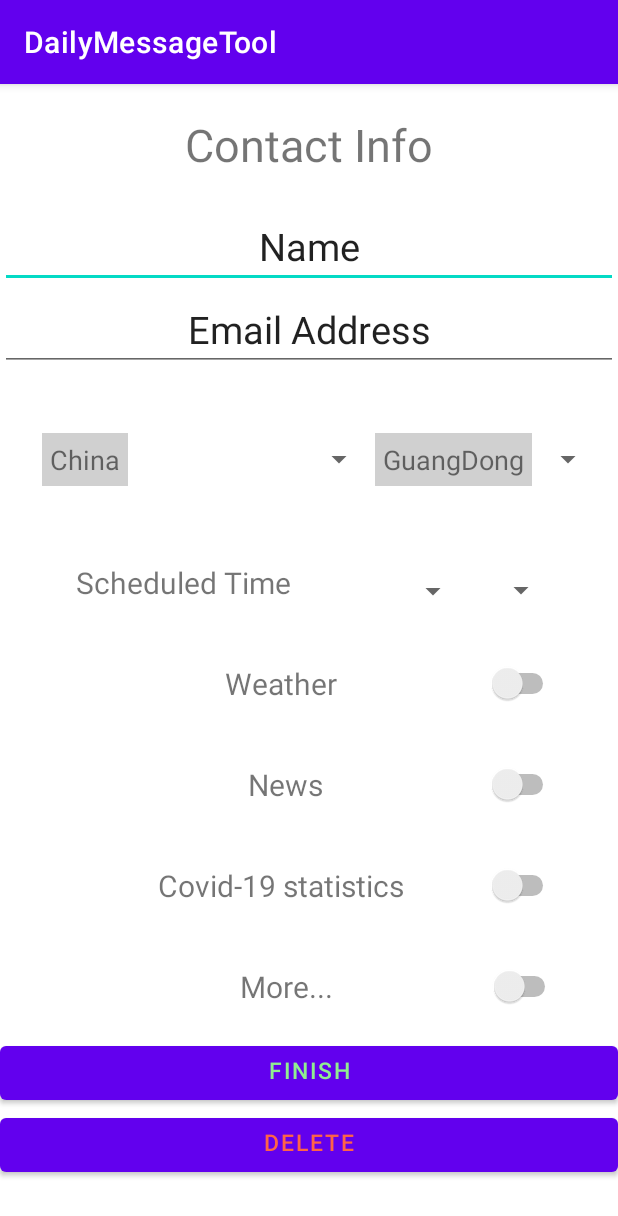
After one commit to LubyZheng/EE5415-GroupProject, an Android app: the contact screen opened directly, with no data from a screen before it, on a phone screen of 412 x 824 dp. The commit adds this screen. Shown: the top 1216 px of the screen. Run offline under Robolectric (Android 15) with nearby library versions, the phone set to English and light mode, and no system bars; 8 statements that could not run were skipped.

Commit message:
后面大概都差上传数据没有写，因为不确定这个能不能连接服务器，mainactivity是完整的

```diff
--- a/app/build.gradle
+++ b/app/build.gradle
@@ -34,7 +34,9 @@ dependencies {
     implementation 'androidx.constraintlayout:constraintlayout:2.1.3'
     implementation 'androidx.navigation:navigation-fragment:2.4.1'
     implementation 'androidx.navigation:navigation-ui:2.4.1'
-    testImplementation 'junit:junit:4.+'
+    implementation 'com.squareup.okhttp3:okhttp:4.9.3'
+    implementation 'com.google.code.gson:gson:2.8.6'
+    testImplementation 'com.squareup.okhttp3:mockwebserver:4.9.3'
     androidTestImplementation 'androidx.test.ext:junit:1.1.3'
     androidTestImplementation 'androidx.test.espresso:espresso-core:3.4.0'
 }
--- /dev/null
+++ b/app/src/main/java/com/example/ee5415_groupproject/contact.java
@@ -0,0 +1,173 @@
+package com.example.ee5415_groupproject;
+
+import androidx.appcompat.app.AppCompatActivity;
+
+import android.app.Activity;
+import android.content.Intent;
+import android.os.Bundle;
+import android.view.View;
+import android.widget.AdapterView;
+import android.widget.ArrayAdapter;
+import android.widget.Button;
+import android.widget.CompoundButton;
+import android.widget.EditText;
+import android.widget.Spinner;
+import android.widget.Switch;
+
+public class contact extends AppCompatActivity {
+    EditText address,name;
+    String[] countryArray,provinceArray,cityArray,hourArray,minArray;
+    Spinner spinnerCountry,spinnerProvince,spinnerCity,spinnerHour,spinnerMin;
+    int country,province,city;
+    @Override
+    protected void onCreate(Bundle savedInstanceState) {
+        super.onCreate(savedInstanceState);
+        setContentView(R.layout.activity_contact);
+        //location
+        countryArray = getResources().getStringArray(R.array.Location_countries);
+        provinceArray = getResources().getStringArray(R.array.Location_province);
+        cityArray = getResources().getStringArray(R.array.Location_cities);
+        spinnerCountry = (Spinner) findViewById(R.id.spinner_country);
+        ArrayAdapter<String> adapterCountry = new ArrayAdapter<String>(this,
+                R.layout.spinner_item, countryArray);
+        spinnerCountry.setAdapter(adapterCountry);
+        spinnerProvince = (Spinner) findViewById(R.id.spinner_province);
+        ArrayAdapter<String> adapterProvince = new ArrayAdapter<String>(this,
+                R.layout.spinner_item, provinceArray);
+        spinnerProvince.setAdapter(adapterProvince);
+        spinnerCity = (Spinner) findViewById(R.id.spinner_city);
+        ArrayAdapter<String> adapterCity = new ArrayAdapter<String>(this,
+                R.layout.spinner_item, provinceArray);
+        spinnerCity.setAdapter(adapterCity);
+        spinnerCountry.setOnItemSelectedListener(new
+                Spinner.OnItemSelectedListener() {
+            @Override
+            public void onItemSelected(AdapterView<?> arg0, View arg1,
+            int arg2, long arg3) {
+                country = arg0.getSelectedItemPosition() ; }
+            @Override
+            public void onNothingSelected(AdapterView<?> arg0) {
+            }
+        });
+        spinnerProvince.setOnItemSelectedListener(new
+                                                         Spinner.OnItemSelectedListener() {
+                                                             @Override
+                                                             public void onItemSelected(AdapterView<?> arg0, View arg1,
+                                                                                        int arg2, long arg3) {
+                                                                 province = arg0.getSelectedItemPosition() ; }
+                                                             @Override
+                                                             public void onNothingSelected(AdapterView<?> arg0) {
+                                                             }
+                                                         });
+        spinnerCity.setOnItemSelectedListener(new
+                                                         Spinner.OnItemSelectedListener() {
+                                                             @Override
+                                                             public void onItemSelected(AdapterView<?> arg0, View arg1,
+                                                                                        int arg2, long arg3) {
+                                                                 city = arg0.getSelectedItemPosition() ; }
+                                                             @Override
+                                                             public void onNothingSelected(AdapterView<?> arg0) {
+                                                             }
+                                                         });
+        //Schedule Time
+        hourArray = getResources().getStringArray(R.array.Time_hours);
+        minArray = getResources().getStringArray(R.array.Time_min);
+        spinnerHour = (Spinner) findViewById(R.id.spinner_hours);
+        ArrayAdapter<String> adapterHour = new ArrayAdapter<String>(this,
+                R.layout.spinner_item, hourArray);
+        spinnerHour.setAdapter(adapterHour);
+        spinnerMin = (Spinner) findViewById(R.id.spinner_min);
+        ArrayAdapter<String> adapterMin = new ArrayAdapter<String>(this,
+                R.layout.spinner_item, minArray);
+        spinnerMin.setAdapter(adapterMin);
+        spinnerHour.setOnItemSelectedListener(new
+                                                         Spinner.OnItemSelectedListener() {
+                                                             @Override
+                                                             public void onItemSelected(AdapterView<?> arg0, View arg1,
+                                                                                        int arg2, long arg3) {
+                                                                 country = arg0.getSelectedItemPosition() ; }
+                                                             @Override
+                                                             public void onNothingSelected(AdapterView<?> arg0) {
+                                                             }
+                                                         });
+        spinnerMin.setOnItemSelectedListener(new
+                                                      Spinner.OnItemSelectedListener() {
+                                                          @Override
+                                                          public void onItemSelected(AdapterView<?> arg0, View arg1,
+                                                                                     int arg2, long arg3) {
+                                                              country = arg0.getSelectedItemPosition() ; }
+                                                          @Override
+                                                          public void onNothingSelected(AdapterView<?> arg0) {
+                                                          }
+                                                      });
+        //  switch
+        Switch Weather,news,cov,more;
+        Weather=(Switch)super.findViewById(R.id.btn_Wea);
+        news=(Switch)super.findViewById(R.id.btn_news);
+        cov=(Switch)super.findViewById(R.id.btn_cov);
+        more=(Switch)super.findViewById(R.id.btn_more);
+        Weather.setOnClickListener(new CompoundButton.OnCheckedChangeListener(){
+            @Override
+            public void onCheckedChanged(CompoundButton buttonView,boolean isChecked){
+                if (isChecked){
+                    Boolean weather=true;
+                }else{
+                   false;
+                }
+            }
+        });
+       news.setOnClickListener(new CompoundButton.OnCheckedChangeListener(){
+            @Override
+            public void onCheckedChanged(CompoundButton buttonView,boolean isChecked){
+                if (isChecked){
+
+                }else{
+
+                }
+
+            }
+        });
+        cov.setOnClickListener(new CompoundButton.OnCheckedChangeListener(){
+            @Override
+            public void onCheckedChanged(CompoundButton buttonView,boolean isChecked){
+                if (isChecked){
+                    json
+                }else{
+                    json
+                }
+
+            }
+        });
+        more.setOnClickListener(new CompoundButton.OnCheckedChangeListener(){
+            @Override
+            public void onCheckedChanged(CompoundButton buttonView,boolean isChecked){
+                if (isChecked){
+                    json
+                }else{
+                    json
+                }
+
+            }
+        });
+        Button Finish,Delete;
+        Finish=(Button)super.findViewById(R.id.text_finish);
+        Delete=(Button)super.findViewById(R.id.text_del);
+        Finish.setOnClickListener(new View.OnClickListener() {
+            @Override
+            public void onClick(View v) {
+                Intent intent = new Intent(getApplicationContext(),
+                        MessageActivity.class);
+                startActivity(intent);
+            }
+        });
+        //need to be changed
+        Delete.setOnClickListener(new View.OnClickListener() {
+            @Override
+            public void onClick(View v) {
+                Intent intent = new Intent(getApplicationContext(),
+                        VersionActivity.class);
+                startActivity(intent);
+            }
+        });
+    }
+}
--- /dev/null
+++ b/app/src/main/res/layout/activity_contact.xml
@@ -0,0 +1,284 @@
+<?xml version="1.0" encoding="utf-8"?>
+<LinearLayout xmlns:android="http://schemas.android.com/apk/res/android"
+    xmlns:app="http://schemas.android.com/apk/res-auto"
+    xmlns:tools="http://schemas.android.com/tools"
+    android:orientation="vertical"
+    android:layout_width="match_parent"
+    android:layout_height="match_parent"
+    tools:context=".xxxx">
+
+    <TextView
+        android:id="@+id/text_info"
+        android:gravity="center_horizontal"
+        android:layout_width="match_parent"
+        android:layout_height="wrap_content"
+        android:padding="20dp"
+        android:textSize="30sp"
+        android:text="@string/con_info" />
+    <EditText
+        android:id="@+id/edit_name"
+        android:gravity="center_horizontal"
+        android:layout_width="match_parent"
+        android:layout_height="wrap_content"
+        android:textSize="25sp"
+        android:text="@string/name"/>
+    <EditText
+        android:id="@+id/edit_email"
+        android:gravity="center_horizontal"
+        android:layout_width="match_parent"
+        android:layout_height="wrap_content"
+        android:textSize="25sp"
+        android:text="@string/email"/>
+
+    <androidx.constraintlayout.widget.ConstraintLayout
+        android:layout_width="match_parent"
+        android:layout_height="wrap_content"
+        android:padding="20dp">
+        <TextView
+            android:id="@+id/Location"
+            android:layout_width="wrap_content"
+            android:layout_height="wrap_content"
+            android:layout_marginStart="35dp"
+            android:padding="20dp"
+            android:text="Location"
+            android:textSize="20sp"
+            app:layout_constraintBottom_toBottomOf="parent"
+            app:layout_constraintEnd_toStartOf="@+id/spinner_country"
+            app:layout_constraintHorizontal_bias="0.0"
+            app:layout_constraintStart_toStartOf="parent"
+            app:layout_constraintTop_toTopOf="parent"
+            app:layout_constraintVertical_bias="0.0" />
+
+        <Spinner
+            android:id="@+id/spinner_country"
+            android:layout_width="wrap_content"
+            android:layout_height="wrap_content"
+            android:layout_marginStart="28dp"
+            android:layout_marginTop="10dp"
+            app:layout_constraintBottom_toBottomOf="@+id/Location"
+            app:layout_constraintEnd_toStartOf="@+id/spinner_province"
+            app:layout_constraintStart_toEndOf="@+id/Location"
+            app:layout_constraintTop_toTopOf="@+id/Location"
+            app:layout_constraintVertical_bias="0.515" />
+
+        <Spinner
+            android:id="@+id/spinner_province"
+            android:layout_width="wrap_content"
+            android:layout_height="wrap_content"
+            android:layout_alignStart="@+id/spinner_country"
+            android:layout_alignTop="@+id/spinner_country"
+            android:layout_marginTop="10dp"
+            app:layout_constraintBottom_toBottomOf="@+id/Location"
+            app:layout_constraintEnd_toStartOf="@+id/spinner_city"
+            app:layout_constraintHorizontal_bias="0.095"
+            app:layout_constraintStart_toEndOf="@+id/spinner_country"
+            app:layout_constraintTop_toTopOf="@+id/Location"
+            app:layout_constraintVertical_bias="0.515" />
+
+        <Spinner
+            android:id="@+id/spinner_city"
+            android:layout_width="wrap_content"
+            android:layout_height="wrap_content"
+            android:layout_marginTop="10dp"
+            android:layout_marginEnd="10dp"
+            app:layout_constraintBottom_toBottomOf="@+id/Location"
+            app:layout_constraintEnd_toEndOf="parent"
+            app:layout_constraintStart_toEndOf="@+id/spinner_province"
+            app:layout_constraintTop_toTopOf="@+id/Location"
+            app:layout_constraintVertical_bias="0.515" />
+    </androidx.constraintlayout.widget.ConstraintLayout>
+
+    <androidx.constraintlayout.widget.ConstraintLayout
+        android:layout_width="match_parent"
+        android:layout_height="wrap_content"
+        android:padding="10dp">
+        <TextView
+            android:id="@+id/text_sche"
+            android:layout_width="wrap_content"
+            android:layout_height="wrap_content"
+            android:layout_marginStart="20dp"
+            android:padding="10dp"
+            android:text="Scheduled Time"
+            android:textSize="20sp"
+            app:layout_constraintBottom_toBottomOf="parent"
+            app:layout_constraintEnd_toStartOf="@+id/spinner_hours"
+            app:layout_constraintHorizontal_bias="0.0"
+            app:layout_constraintStart_toStartOf="parent"
+            app:layout_constraintTop_toTopOf="parent"
+            app:layout_constraintVertical_bias="0.0" />
+
+        <Spinner
+            android:id="@+id/spinner_hours"
+            android:layout_width="wrap_content"
+            android:layout_height="wrap_content"
+            android:layout_marginStart="50dp"
+            android:layout_marginTop="10dp"
+            app:layout_constraintBottom_toBottomOf="@+id/text_sche"
+            app:layout_constraintEnd_toStartOf="@+id/spinner_min"
+            app:layout_constraintStart_toEndOf="@+id/text_sche"
+            app:layout_constraintTop_toTopOf="@+id/text_sche"
+            app:layout_constraintVertical_bias="0.538" />
+
+        <Spinner
+            android:id="@+id/spinner_min"
+            android:layout_width="wrap_content"
+            android:layout_height="wrap_content"
+            android:layout_alignStart="@+id/spinner_hours"
+            android:layout_alignTop="@+id/spinner_hours"
+            android:layout_marginTop="10dp"
+            android:layout_marginEnd="20dp"
+            app:layout_constraintBottom_toBottomOf="@+id/text_sche"
+            app:layout_constraintEnd_toEndOf="parent"
+            app:layout_constraintHorizontal_bias="0.095"
+            app:layout_constraintStart_toEndOf="@+id/spinner_hours"
+            app:layout_constraintTop_toTopOf="@+id/text_sche"
+            app:layout_constraintVertical_bias="0.515" />
+    </androidx.constraintlayout.widget.ConstraintLayout>
+
+    <androidx.constraintlayout.widget.ConstraintLayout
+        android:layout_width="match_parent"
+        android:layout_height="wrap_content">
+        <TextView
+            android:id="@+id/text_Wea"
+            android:layout_width="wrap_content"
+            android:layout_height="wrap_content"
+            android:layout_marginStart="140dp"
+            android:padding="10dp"
+            android:text="Weather"
+            android:textSize="20sp"
+            app:layout_constraintBottom_toBottomOf="parent"
+            app:layout_constraintStart_toStartOf="parent"
+            app:layout_constraintTop_toTopOf="parent" />
+
+        <Switch
+            android:id="@+id/btn_Wea"
+            android:layout_width="wrap_content"
+            android:layout_height="wrap_content"
+            android:layout_marginStart="60dp"
+            android:layout_marginTop="20dp"
+            android:layout_marginEnd="10dp"
+            android:layout_marginBottom="20dp"
+            app:layout_constraintBottom_toBottomOf="parent"
+            app:layout_constraintEnd_toEndOf="parent"
+            app:layout_constraintStart_toEndOf="@+id/text_Wea"
+            app:layout_constraintTop_toTopOf="parent"
+            tools:ignore="UseSwitchCompatOrMaterialXml" />
+
+    </androidx.constraintlayout.widget.ConstraintLayout>
+
+    <androidx.constraintlayout.widget.ConstraintLayout
+        android:layout_width="match_parent"
+        android:layout_height="wrap_content">
+
+        <TextView
+            android:id="@+id/text_news"
+            android:layout_width="wrap_content"
+            android:layout_height="wrap_content"
+            android:layout_marginStart="155dp"
+            android:padding="10dp"
+            android:text="News"
+            android:textSize="20sp"
+            app:layout_constraintBottom_toBottomOf="parent"
+            app:layout_constraintStart_toStartOf="parent"
+            app:layout_constraintTop_toTopOf="parent" />
+
+        <Switch
+            android:id="@+id/btn_news"
+            android:layout_width="wrap_content"
+            android:layout_height="wrap_content"
+            android:layout_marginStart="70dp"
+            android:layout_marginTop="20dp"
+            android:layout_marginEnd="10dp"
+            android:layout_marginBottom="20dp"
+            app:layout_constraintBottom_toBottomOf="parent"
+            app:layout_constraintEnd_toEndOf="parent"
+            app:layout_constraintStart_toEndOf="@+id/text_news"
+            app:layout_constraintTop_toTopOf="parent"
+            tools:ignore="UseSwitchCompatOrMaterialXml" />
+
+    </androidx.constraintlayout.widget.ConstraintLayout>
+
+    <androidx.constraintlayout.widget.ConstraintLayout
+        android:layout_width="match_parent"
+        android:layout_height="wrap_content">
+
+        <TextView
+            android:id="@+id/text_cov"
+            android:layout_width="wrap_content"
+            android:layout_height="wrap_content"
+            android:layout_marginStart="95dp"
+            android:padding="10dp"
+            android:text="Covid-19 statistics"
+            android:textSize="20sp"
+            app:layout_constraintBottom_toBottomOf="parent"
+            app:layout_constraintStart_toStartOf="parent"
+            app:layout_constraintTop_toTopOf="parent" />
+
+        <Switch
+            android:id="@+id/btn_cov"
+            android:layout_width="wrap_content"
+            android:layout_height="wrap_content"
+            android:layout_marginStart="15dp"
+            android:layout_marginTop="20dp"
+            android:layout_marginEnd="10dp"
+            android:layout_marginBottom="20dp"
+            app:layout_constraintBottom_toBottomOf="parent"
+            app:layout_constraintEnd_toEndOf="parent"
+            app:layout_constraintStart_toEndOf="@+id/text_cov"
+            app:layout_constraintTop_toTopOf="parent"
+            tools:ignore="UseSwitchCompatOrMaterialXml" />
+
+    </androidx.constraintlayout.widget.ConstraintLayout>
+
+    <androidx.constraintlayout.widget.ConstraintLayout
+        android:layout_width="match_parent"
+        android:layout_height="wrap_content">
+
+        <TextView
+            android:id="@+id/text_more"
+            android:layout_width="wrap_content"
+            android:layout_height="wrap_content"
+            android:layout_marginStart="150dp"
+            android:padding="10dp"
+            android:text="More..."
+            android:textSize="20sp"
+            app:layout_constraintBottom_toBottomOf="parent"
+            app:layout_constraintStart_toStartOf="parent"
+            app:layout_constraintTop_toTopOf="parent" />
+
+        <Switch
+            android:id="@+id/btn_more"
+            android:layout_width="wrap_content"
+            android:layout_height="wrap_content"
+            android:layout_marginStart="65dp"
+            android:layout_marginTop="20dp"
+            android:layout_marginEnd="10dp"
+            android:layout_marginBottom="20dp"
+            app:layout_constraintBottom_toBottomOf="parent"
+            app:layout_constraintEnd_toEndOf="parent"
+            app:layout_constraintStart_toEndOf="@+id/text_more"
+            app:layout_constraintTop_toTopOf="parent"
+            tools:ignore="UseSwitchCompatOrMaterialXml" />
+
+    </androidx.constraintlayout.widget.ConstraintLayout>
+
+    <Button
+        android:id="@+id/text_finish"
+        android:layout_width="match_parent"
+        android:layout_height="wrap_content"
+        android:gravity="center_horizontal"
+        android:padding="5dp"
+        android:text="Finish"
+        android:textColor="#90EE90"
+        android:textSize="15sp" />
+    <Button
+        android:id="@+id/text_del"
+        android:layout_width="match_parent"
+        android:layout_height="wrap_content"
+        android:gravity="center_horizontal"
+        android:padding="5dp"
+        android:text="Delete"
+        android:textColor="#FF6347"
+        android:textSize="15sp" />
+
+</LinearLayout>
--- a/app/src/main/res/values/strings.xml
+++ b/app/src/main/res/values/strings.xml
@@ -3,7 +3,8 @@
     <string name="textView1">Email Account</string>
     <string name="textView2">Email IMAP Password</string>
     <string name="Button">submit</string>
-    <string name="warning">Account/Password cannot be empty!</string>
+    <string name="warning1">Account/Password cannot be empty!</string>
+    <string name="warning2">Account/Password may be incorrect!</string>
     <string name="info">Info.</string>
     <string name="ver">Ver.</string>
     <string name="contact">New contact</string>
```
Also changed, not shown: app/src/main/AndroidManifest.xml (+9 -1 lines), app/src/main/java/com/example/ee5415_groupproject/HomepageActivity.java (+11 -6 lines), app/src/main/java/com/example/ee5415_groupproject/MainActivity.java (+72 -16 lines), app/src/main/java/com/example/ee5415_groupproject/MessageActivity.java (added, +33 -0 lines), app/src/main/res/layout/activity_message.xml (added, +9 -0 lines).
